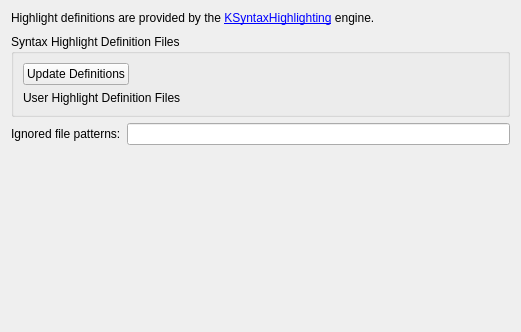
qt-creator/qt-creator, file src/plugins/texteditor/highlightersettingspage.ui: the form before one commit.
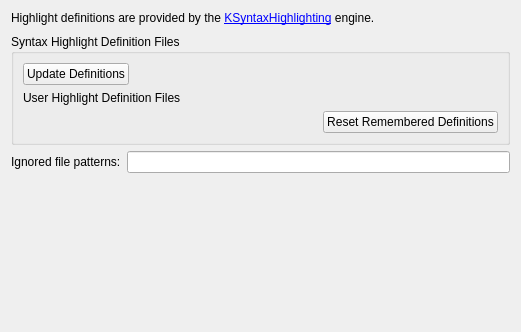
The form after the commit. Custom widgets are drawn as their Qt base class.

Commit message:
TextEditor: add option to remember highlighter definition
Add a button to the multiple definition found info that saves the
definition of the current highlighter for the open document.

What changed in the file:
```diff
--- a/src/plugins/texteditor/highlightersettingspage.ui
+++ b/src/plugins/texteditor/highlightersettingspage.ui
@@ -110,6 +110,30 @@
         </item>
        </layout>
       </item>
+      <item>
+       <layout class="QHBoxLayout" name="horizontalLayout_5">
+        <item>
+         <spacer name="horizontalSpacer_2">
+          <property name="orientation">
+           <enum>Qt::Horizontal</enum>
+          </property>
+          <property name="sizeHint" stdset="0">
+           <size>
+            <width>40</width>
+            <height>20</height>
+           </size>
+          </property>
+         </spacer>
+        </item>
+        <item>
+         <widget class="QPushButton" name="resetCache">
+          <property name="text">
+           <string>Reset Remembered Definitions</string>
+          </property>
+         </widget>
+        </item>
+       </layout>
+      </item>
      </layout>
     </widget>
    </item>
```
The commit also changes 6 other files.
